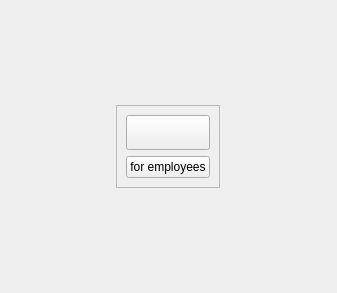
The window that Client/Ui/MainPage.ui (siisgoo/siisty) describes before a commit, drawn with Qt 5.
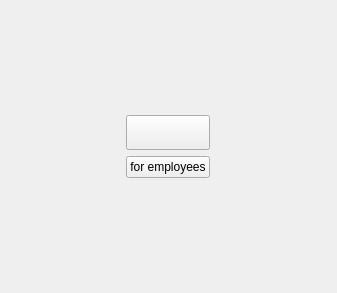
The same window after the commit.

Commit message: modified:   Client/RoleSetup/General/Ui/Profile.ui 	new file:   Client/RoleSetup/General/Ui/Profile.ui.autosave 	modified:   Client/RoleSetup/General/include/RoleSetup/General/Profile.hpp 	modified:   Client/RoleSetup/General/src/Profile.cpp 	modified:   Client/Ui/MainPage.ui 	modified:   Client/include/Service.hpp 	new file:   assets/cat.png 	modified:   resources.qrc

```diff
--- a/Client/Ui/MainPage.ui
+++ b/Client/Ui/MainPage.ui
@@ -29,7 +29,7 @@
       </sizepolicy>
      </property>
      <property name="frameShape">
-      <enum>QFrame::StyledPanel</enum>
+      <enum>QFrame::NoFrame</enum>
      </property>
      <property name="frameShadow">
       <enum>QFrame::Raised</enum>
```
The commit also changes 6 other files.
